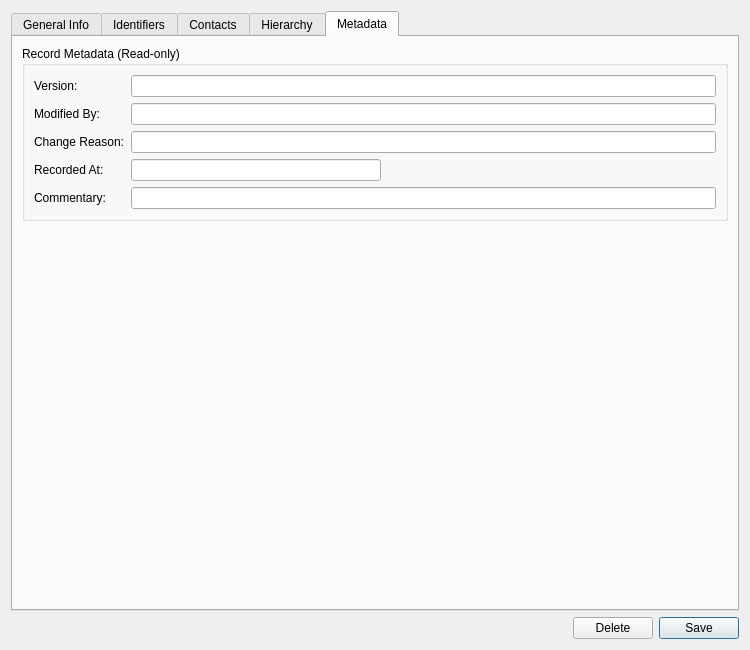
Before: the Qt Designer form projects/ores.qt/ui/EntityDetailDialog.ui in OreStudio/OreStudio, drawn with Qt 5.
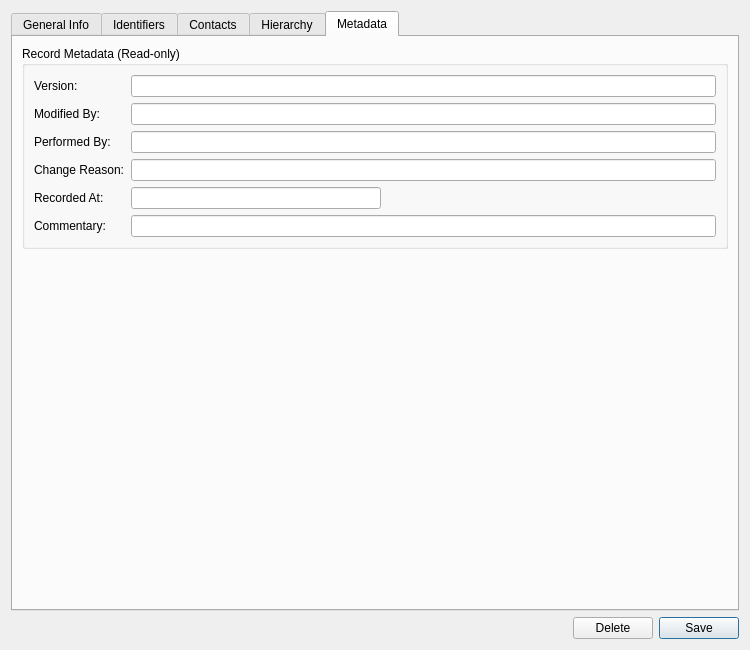
After: the same form once the commit is applied. The open tabs and pages were chosen to show the change.

Commit message: [qt] UI fixes: spelling, bug fixes, book/portfolio widgets, performed_by

Diff of the .ui file:
```diff
--- a/projects/ores.qt/ui/EntityDetailDialog.ui
+++ b/projects/ores.qt/ui/EntityDetailDialog.ui
@@ -218,27 +218,41 @@
            </widget>
           </item>
           <item row="2" column="0">
+           <widget class="QLabel" name="labelPerformedBy">
+            <property name="text">
+             <string>Performed By:</string>
+            </property>
+           </widget>
+          </item>
+          <item row="2" column="1">
+           <widget class="QLineEdit" name="performedByEdit">
+            <property name="readOnly">
+             <bool>true</bool>
+            </property>
+           </widget>
+          </item>
+          <item row="3" column="0">
            <widget class="QLabel" name="labelChangeReason">
             <property name="text">
              <string>Change Reason:</string>
             </property>
            </widget>
           </item>
-          <item row="2" column="1">
+          <item row="3" column="1">
            <widget class="QLineEdit" name="changeReasonEdit">
             <property name="readOnly">
              <bool>true</bool>
             </property>
            </widget>
           </item>
-          <item row="3" column="0">
+          <item row="4" column="0">
            <widget class="QLabel" name="labelRecordedAt">
             <property name="text">
              <string>Recorded At:</string>
             </property>
            </widget>
           </item>
-          <item row="3" column="1">
+          <item row="4" column="1">
            <widget class="QLineEdit" name="recordedAtEdit">
             <property name="readOnly">
              <bool>true</bool>
@@ -251,14 +265,14 @@
             </property>
            </widget>
           </item>
-          <item row="4" column="0">
+          <item row="5" column="0">
            <widget class="QLabel" name="labelCommentary">
             <property name="text">
              <string>Commentary:</string>
             </property>
            </widget>
           </item>
-          <item row="4" column="1">
+          <item row="5" column="1">
            <widget class="QLineEdit" name="commentaryEdit">
             <property name="readOnly">
              <bool>true</bool>
```
Left out of the diff: 2 changed lines with no effect on the pictures. The commit also changes 31 other files.
